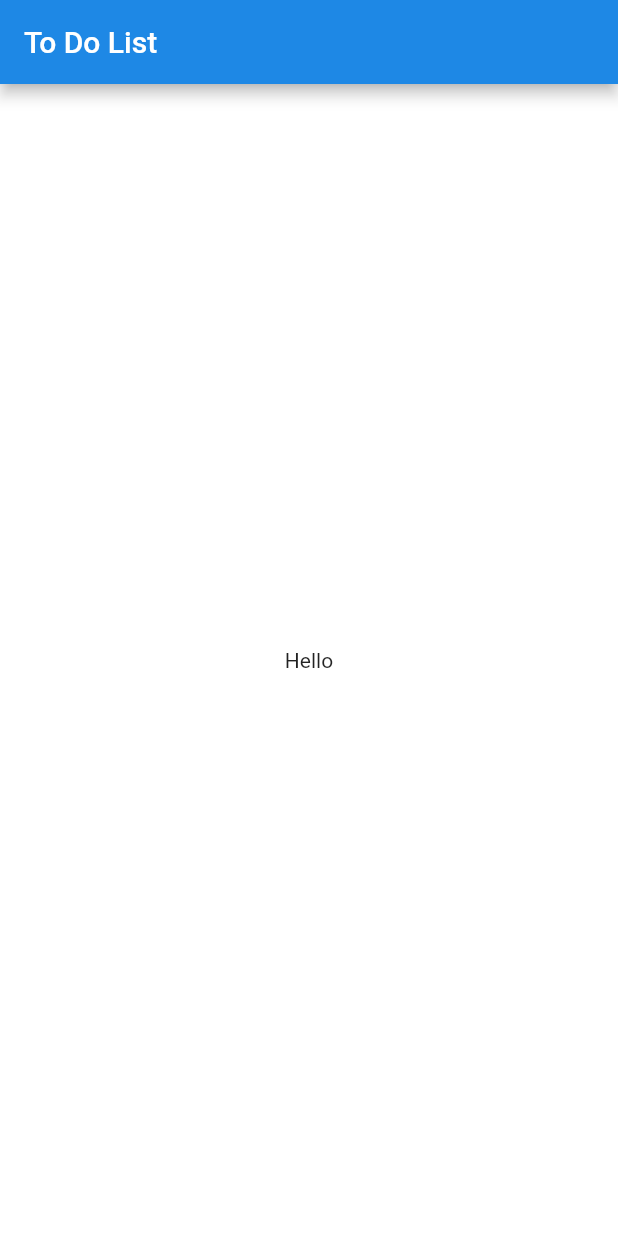
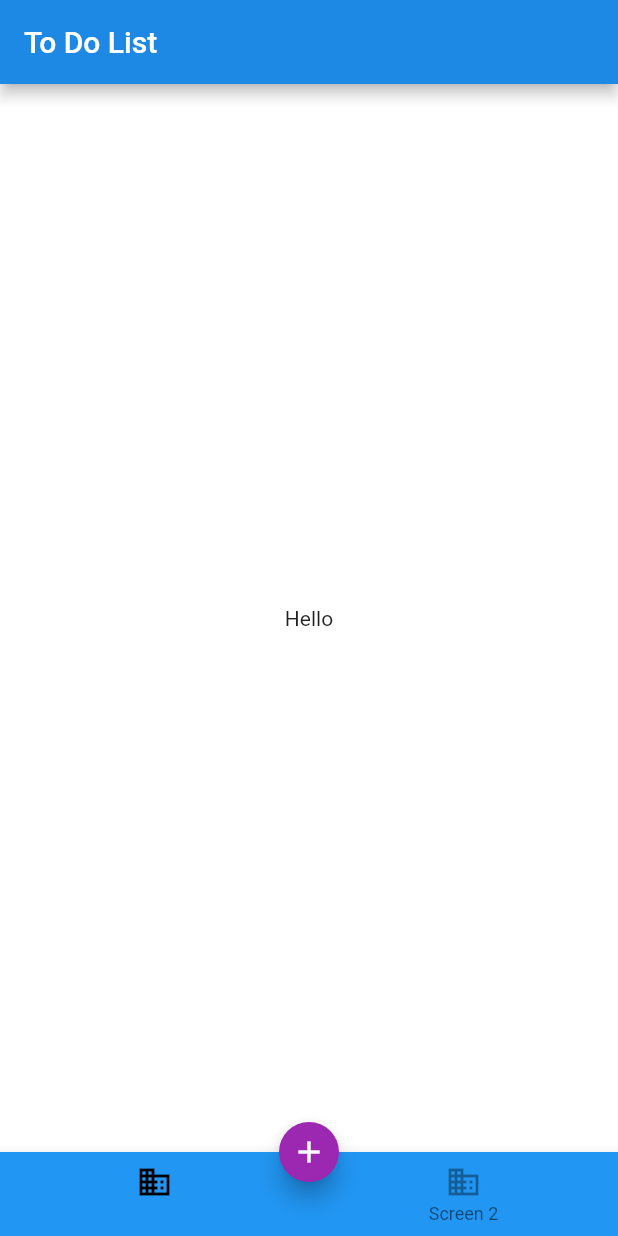
Before and after one commit to ewersoncastelo/to-do-list-nodeJS, a Flutter app: the screen it shows after launch, on a phone screen of 412 x 824 dp. Run offline on Flutter 3.47's test engine with Material 2 defaults, Android fonts, the phone set to English and light mode, and no system bars; drawn by our look-alikes of flutter_platform_widgets.

Commit message:
update gradle and add floating button

```diff
--- a/lib/App.dart
+++ b/lib/App.dart
@@ -8,6 +8,8 @@ class App extends StatefulWidget {
 }
 
 class _AppState extends State<App> {
+  int _index = 0;
+
   @override
   Widget build(BuildContext context) {
     return PlatformScaffold(
@@ -35,11 +37,49 @@ class _AppState extends State<App> {
         },
       ),
       material: (context, platform) {
-        return MaterialScaffoldData();
+        return MaterialScaffoldData(
+          floatingActionButtonLocation:
+              FloatingActionButtonLocation.centerDocked,
+          floatingActionButton: FloatingActionButton(
+            onPressed: () {
+              print("button tapped");
+            },
+            backgroundColor: Colors.purple,
+            child: Icon(Icons.add),
+            elevation: 6,
+            mini: true,
+          ),
+        );
       },
       body: Center(
         child: Text("Hello"),
       ),
+      bottomNavBar: PlatformNavBar(
+        currentIndex: _index,
+        itemChanged: (index) {
+          setState(() {
+            _index = index;
+          });
+        },
+        items: [
+          BottomNavigationBarItem(
+            icon: Icon(Icons.business, color: Colors.black38),
+            title: Text('Screen 1'),
+            activeIcon: Icon(Icons.business, color: Colors.black),
+          ),
+          BottomNavigationBarItem(
+            icon: Icon(Icons.business, color: Colors.black38),
+            title: Text('Screen 2'),
+            activeIcon: Icon(Icons.business, color: Colors.black),
+          ),
+        ],
+        material: (context, platform) {
+          return MaterialNavBarData(
+            type: BottomNavigationBarType.fixed,
+            fixedColor: Colors.white,
+          );
+        },
+      ),
     );
   }
 }
```
Also changed, not shown: 1 other file.
